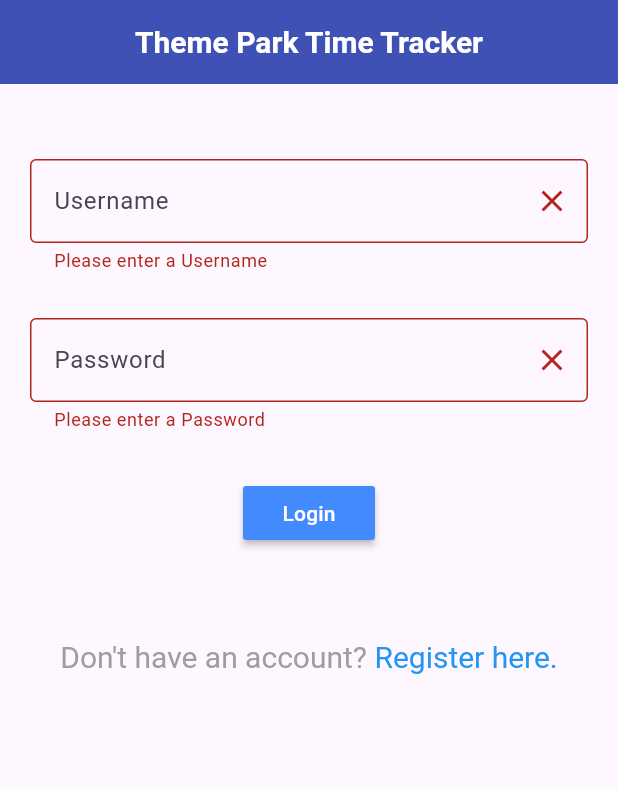
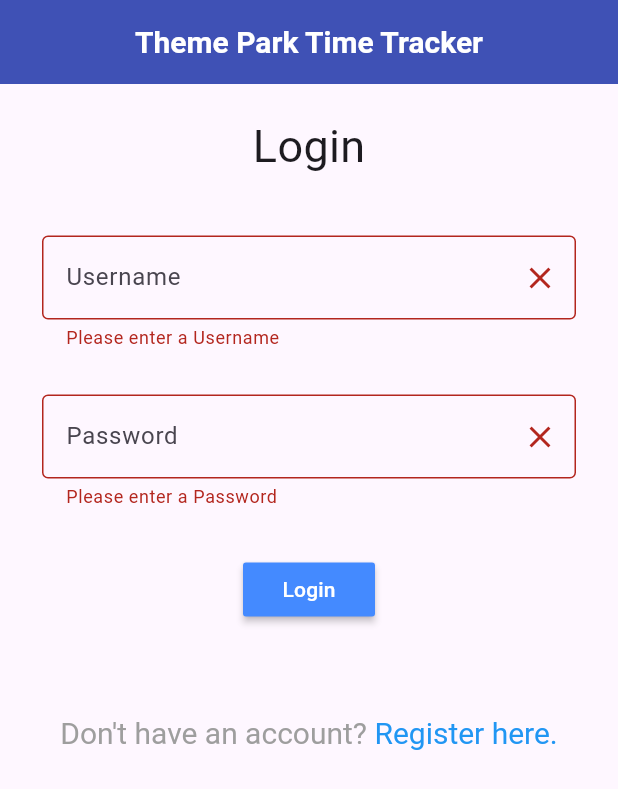
Before and after one commit to tristen-robinson-ucf/Group22LargeProjectPOOSD, a Flutter app: the screen it shows after launch, after a tap on "Login", on a phone screen of 412 x 824 dp. Shown: the top 789 px of the screen. Run offline on Flutter 3.47's test engine with Material 3 defaults, Android fonts, the phone set to English and light mode, and no system bars; our stand-ins replace fluttertoast; missing offline and left inert: dart:ffi, mongo_dart; network calls fail.

Commit message:
Started working on login api implementation
Started working on getting the login api working

```diff
--- a/theme_park_tracker/lib/main.dart
+++ b/theme_park_tracker/lib/main.dart
@@ -1,8 +1,12 @@
+import 'dart:convert';
 import 'dart:ffi';
 
 import 'package:flutter/gestures.dart';
 import 'package:flutter/material.dart';
 import 'package:fluttertoast/fluttertoast.dart';
+import 'package:http/http.dart' as http;
+import 'package:mongo_dart/mongo_dart.dart' as mongo;
+
 
 void main() => runApp( MyApp());
 
@@ -32,6 +36,12 @@ class _LoginPage extends State<MyHomePage>{
   bool _validateUser = false;
   bool _validatePass = false;
 
+  void initState() {
+    super.initState();
+    authenticateUser(user, password);
+  }
+
+
 
   @override
   Widget build(BuildContext context) {
@@ -58,7 +68,19 @@ class _LoginPage extends State<MyHomePage>{
               child: Column(
                   mainAxisAlignment: MainAxisAlignment.center,
                   children: [
+                    const FittedBox(
+                      fit: BoxFit.scaleDown,
+                      child: Text(
+                        "Login",
+                        style: TextStyle(fontSize: 30),
+                      ),
+                    ),
                     SizedBox(height: 30),
+                    Container(
+                        padding: const EdgeInsets.all(8.0),
+                        child: Column(
+                        mainAxisAlignment: MainAxisAlignment.center,
+                        children: [
                             TextField(
                             controller: username_controller,
                             decoration: InputDecoration(
@@ -106,7 +128,8 @@ class _LoginPage extends State<MyHomePage>{
                             });
 
                             if (!_validatePass && !_validateUser){
-                          Fluttertoast.showToast(msg: "Logging in...");
+                              Future<http.Response> response = authenticateUser(user, password);
+
                             }
 
                           },
@@ -130,9 +153,9 @@ class _LoginPage extends State<MyHomePage>{
                                 ]
                             )
                         )
-
-
-
+                        ]
+                      )
+                    )
                   ]
               )
           )
@@ -207,6 +230,13 @@ class _registerPage extends State<MyRegPage>{
               child: Column(
                   mainAxisAlignment: MainAxisAlignment.center,
                   children: [
+                    const FittedBox(
+                    fit: BoxFit.scaleDown,
+                      child: Text(
+                        "Register",
+                        style: TextStyle(fontSize: 30),
+                      ),
+                    ),
                     SizedBox(height: 30),
                     TextField(
                         controller: firstName_controller,
@@ -348,6 +378,93 @@ class _registerPage extends State<MyRegPage>{
     );
   }
 }
+
+class User {
+  final int id;
+  final String firstname;
+  final String lastname;
+  final String error;
+
+  const User({
+    required this.id,
+    required this.firstname,
+    required this.lastname,
+    required this.error,
+
+  });
+
+  factory User.fromJson(Map<String, dynamic> json) {
+    return switch (json) {
+      {
+      'id': int id,
+      'firstname': String firstname,
+      'Last Name': String lastname,
+      'error' : String error,
+      } =>
+          User(
+            id: id,
+            firstname: firstname,
+            lastname: lastname,
+            error: error,
+          ),
+      _ => throw const FormatException('Failed to load User.'),
+    };
+  }
+}
+
+Future<http.Response> authenticateUser(String username, String password) async {
+  http.Response response = await http.post(
+      Uri.parse('/'),
+      headers: <String,String> {
+      'Content-Type': 'application/json',
+      },
+      body: jsonEncode(<String, String> {
+        "username": username.trim(),
+        "password": password.trim(),
+      }),
+  );
+
+  if (response.statusCode == 200){
+    print(response.body + " This one here" );
+    var responseBody = json.decode(response.body);
+    print(responseBody['firstname']);
+
+  }
+  else {
+    print("FAILED REQUEST");
+  }
+    return response;
+}
+
+
+
+
+class Parks {
+  final int ID;
+  final String Name;
+
+  const Parks({
+    required this.ID,
+    required this.Name,
+
+  });
+
+  factory Parks.fromJson(Map<String, dynamic> json) {
+    return switch (json) {
+      {
+      'ID': int ID,
+      'Name': String Name,
+      } =>
+          Parks(
+            ID: ID,
+            Name: Name,
+          ),
+      _ => throw const FormatException('Failed to load album.'),
+    };
+  }
+}
+
+
 
 // class HomePageState extends State<HomePage>{
 //   @override
--- a/theme_park_tracker/pubspec.yaml
+++ b/theme_park_tracker/pubspec.yaml
@@ -31,6 +31,8 @@ dependencies:
   flutter:
     sdk: flutter
   fluttertoast: ^8.2.4
+  http: ^1.2.1
+  mongo_dart: ^0.10.0
 
 
   # The following adds the Cupertino Icons font to your application.
```
Also changed, not shown: theme_park_tracker/pubspec.lock, 1 other file. Lines whose indentation alone changed are shown as unchanged.
